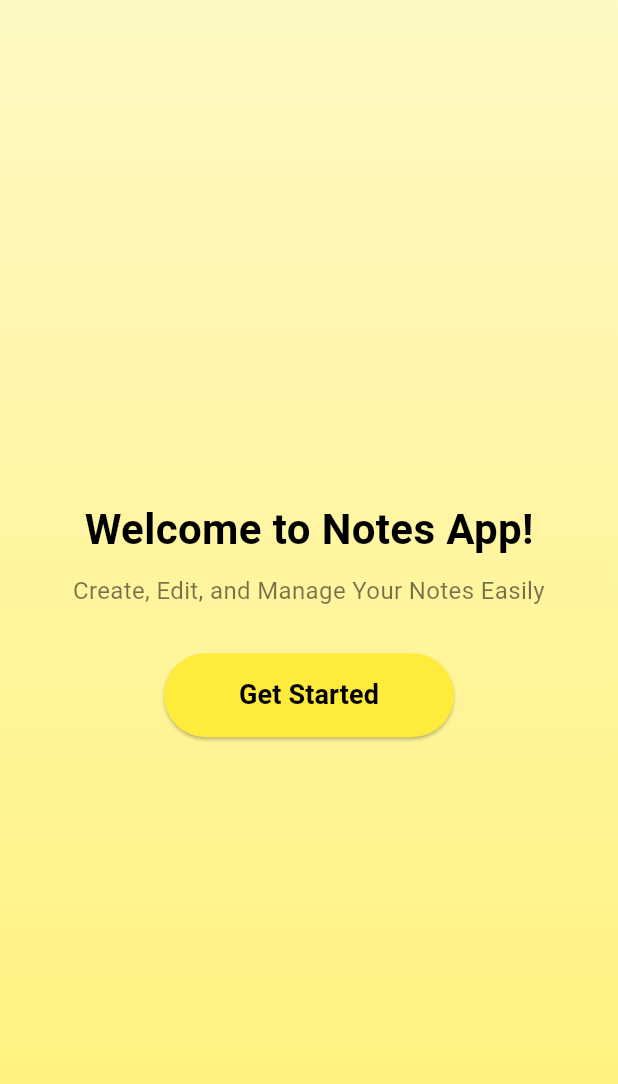
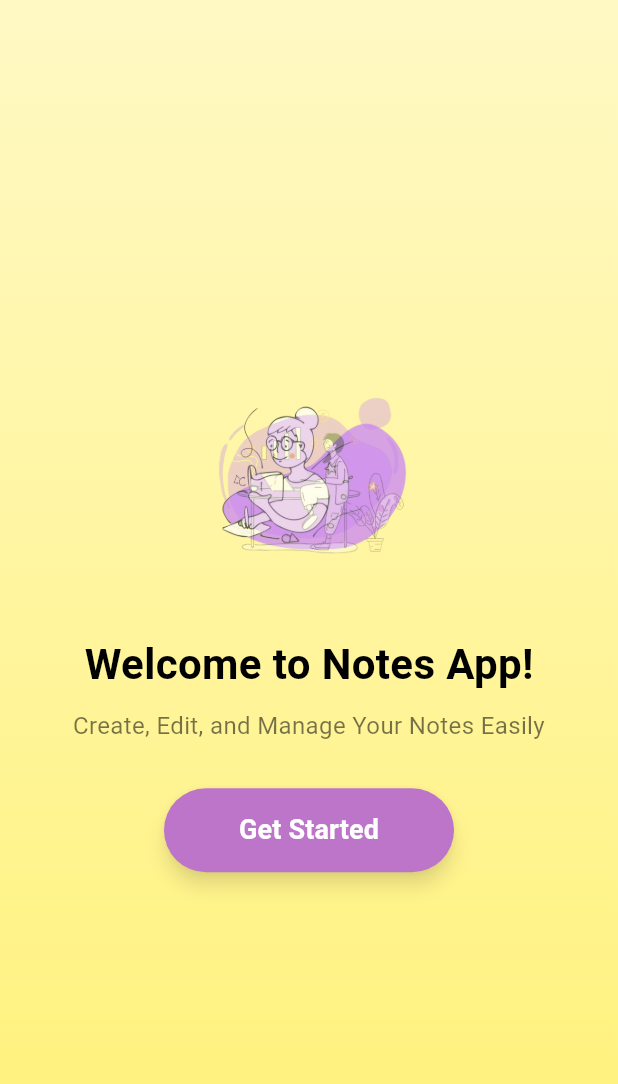
Before and after one commit to farrelputras/fp_tekber_kel4_notes, a Flutter app: the screen it shows after launch, on a phone screen of 412 x 824 dp. Shown: the top 1084 px of the screen. Run offline on Flutter 3.47's test engine with Material 3 defaults, Android fonts, the phone set to English and light mode, and no system bars.

Commit message:
olid onboarding all

```diff
--- a/lib/screens/onboarding_screen.dart
+++ b/lib/screens/onboarding_screen.dart
@@ -1,8 +1,62 @@
+import 'dart:async';
 import 'package:flutter/material.dart';
 import 'home_screen.dart';
 
-class OnboardingScreen extends StatelessWidget {
+class OnboardingScreen extends StatefulWidget {
   const OnboardingScreen({Key? key}) : super(key: key);
+
+  @override
+  State<OnboardingScreen> createState() => _OnboardingScreenState();
+}
+
+class _OnboardingScreenState extends State<OnboardingScreen> {
+  double _progress = 0; // Progress value
+  bool _showButton = false; // Control visibility of the button
+  int _currentImageIndex = 0; // Current image index
+  late Timer _timer;
+
+  final List<String> _imagePaths = [
+    'assets/gambar1.png',
+    'assets/gambar2.png',
+    'assets/gambar3.png',
+  ];
+
+  @override
+  void initState() {
+    super.initState();
+    _startLoading(); // Start progress bar animation
+    _startImageRotation(); // Start image rotation animation
+  }
+
+  @override
+  void dispose() {
+    _timer.cancel(); // Cancel timer when screen is disposed
+    super.dispose();
+  }
+
+  void _startLoading() async {
+    // Simulate the progress bar filling up
+    for (int i = 1; i <= 10; i++) {
+      await Future.delayed(const Duration(milliseconds: 300)); // Delay per step
+      setState(() {
+        _progress = i / 10; // Update progress
+      });
+    }
+
+    // Show the "Get Started" button
+    setState(() {
+      _showButton = true;
+    });
+  }
+
+  void _startImageRotation() {
+    // Timer to change images every 1.5 seconds
+    _timer = Timer.periodic(const Duration(milliseconds: 1500), (timer) {
+      setState(() {
+        _currentImageIndex = (_currentImageIndex + 1) % _imagePaths.length;
+      });
+    });
+  }
 
   @override
   Widget build(BuildContext context) {
@@ -22,6 +76,20 @@ class OnboardingScreen extends StatelessWidget {
         child: Column(
           mainAxisAlignment: MainAxisAlignment.center,
           children: [
+            // Rotating Image
+            AnimatedSwitcher(
+              duration: const Duration(milliseconds: 800), // Smooth transition
+              child: Image.asset(
+                _imagePaths[_currentImageIndex],
+                key: ValueKey<int>(_currentImageIndex),
+                fit: BoxFit.cover,
+                width: 150, // Adjusted size to fit the layout
+                height: 150,
+              ),
+            ),
+            const SizedBox(height: 30),
+
+            // Text "Welcome to Notes App!"
             const Text(
               'Welcome to Notes App!',
               style: TextStyle(
@@ -40,6 +108,34 @@ class OnboardingScreen extends StatelessWidget {
               textAlign: TextAlign.center,
             ),
             const SizedBox(height: 30),
+
+            // Show Progress Bar or "Get Started" Button
+            if (!_showButton)
+              // Progress Bar
+              Container(
+                width: 250,
+                height: 8,
+                decoration: BoxDecoration(
+                  color: Colors.black26,
+                  borderRadius: BorderRadius.circular(10),
+                ),
+                child: Stack(
+                  children: [
+                    AnimatedContainer(
+                      duration: const Duration(milliseconds: 300),
+                      width: 250 * _progress, // Animate width based on progress
+                      height: 8,
+                      decoration: BoxDecoration(
+                        color: const Color.fromARGB(255, 189, 117, 202), // Progress bar color changed
+                        borderRadius: BorderRadius.circular(10),
+                      ),
+                    ),
+                  ],
+                ),
+              ),
+
+            if (_showButton)
+              // "Get Started" Button (visible after progress bar finishes)
               ElevatedButton(
                 onPressed: () {
                   Navigator.pushReplacement(
@@ -48,12 +144,14 @@ class OnboardingScreen extends StatelessWidget {
                   );
                 },
                 style: ElevatedButton.styleFrom(
-                backgroundColor: Colors.yellow,
-                foregroundColor: Colors.black,
+                  backgroundColor: const Color.fromARGB(255, 189, 117, 202), // Button color changed
+                  foregroundColor: Colors.white, // Font color remains white
                   padding: const EdgeInsets.symmetric(horizontal: 50, vertical: 15),
                   shape: RoundedRectangleBorder(
                     borderRadius: BorderRadius.circular(30),
                   ),
+                  elevation: 5, // Add shadow effect
+                  shadowColor: Colors.black54, // Shadow hint color
                 ),
                 child: const Text(
                   'Get Started',
```
Also changed, not shown: pubspec.yaml (+6 -69 lines), assets/gambar1.png (added), assets/gambar2.png (added), assets/gambar3.png (added). Lines whose indentation alone changed are shown as unchanged.
